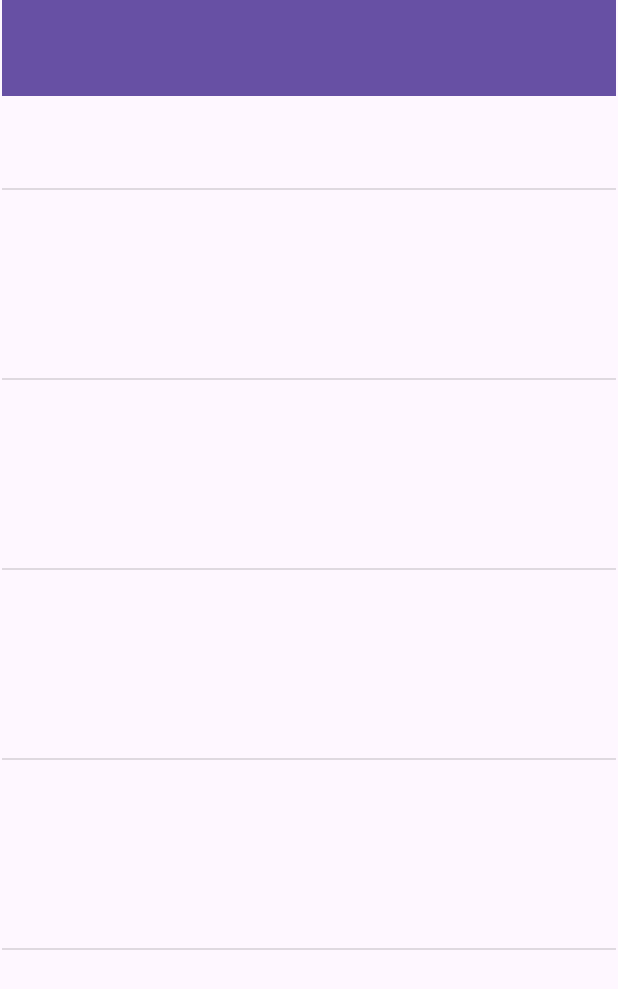
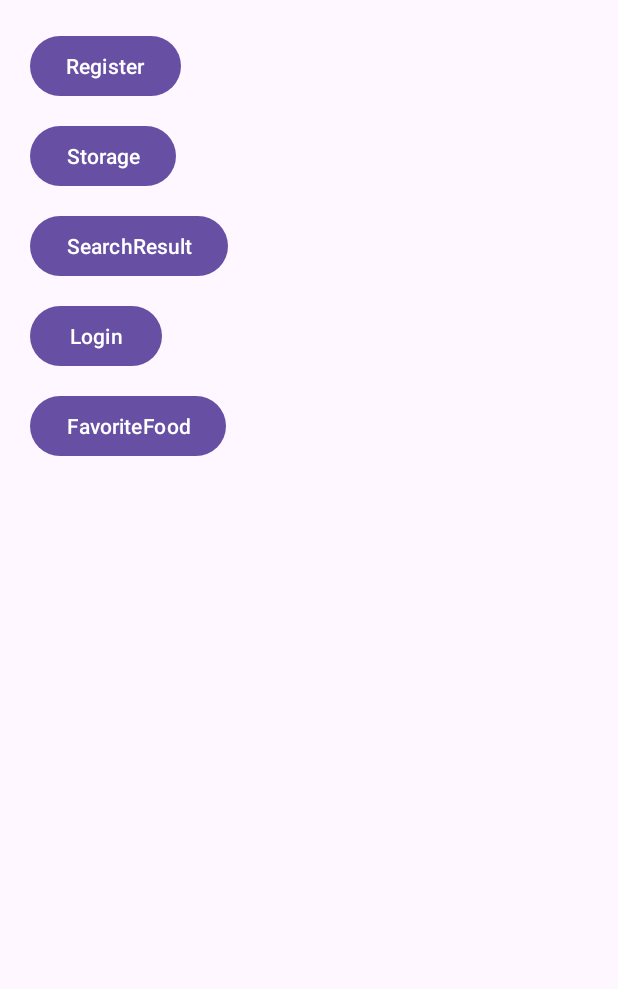
Before and after one commit to zeyd01/yemekAI, an Android app: the screen it shows after launch (MainActivity), on a phone screen of 412 x 824 dp. Shown: the top 989 px of the screen. Run offline under Robolectric (Android 15) with nearby library versions, the phone set to English and light mode, and no system bars.

```diff
--- a/app/build.gradle.kts
+++ b/app/build.gradle.kts
@@ -61,6 +61,8 @@ dependencies {
     implementation("androidx.compose.ui:ui-graphics")
     implementation("androidx.compose.ui:ui-tooling-preview")
     implementation("androidx.compose.material3:material3")
+    implementation("androidx.legacy:legacy-support-v4:1.0.0")
+    implementation("androidx.coordinatorlayout:coordinatorlayout:1.2.0")
     testImplementation("junit:junit:4.13.2")
     androidTestImplementation("androidx.test.ext:junit:1.1.5")
     androidTestImplementation("androidx.test.espresso:espresso-core:3.5.1")
--- a/app/src/main/java/com/example/yemekai/MainActivity.java
+++ b/app/src/main/java/com/example/yemekai/MainActivity.java
@@ -2,13 +2,42 @@ package com.example.yemekai;
 
 import androidx.appcompat.app.AppCompatActivity;
 
+import android.content.Intent;
 import android.os.Bundle;
+import android.view.View;
+import android.widget.Button;
 
 public class MainActivity extends AppCompatActivity {
-
+    Button register,storage,searchResult,login,favoriteFood;
     @Override
     protected void onCreate(Bundle savedInstanceState) {
         super.onCreate(savedInstanceState);
         setContentView(R.layout.activity_main);
+        register=findViewById(R.id.button2);
+        register.setOnClickListener((View v) -> {
+            Intent intent = new Intent(MainActivity.this, register.class);
+            startActivity(intent);
+        });
+        storage=findViewById(R.id.button3);
+        storage.setOnClickListener((View v) -> {
+            Intent intent = new Intent(MainActivity.this, storage.class);
+            startActivity(intent);
+        });
+        searchResult=findViewById(R.id.button4);
+        searchResult.setOnClickListener((View v) -> {
+            Intent intent = new Intent(MainActivity.this, searchResult.class);
+            startActivity(intent);
+        });
+        login=findViewById(R.id.button5);
+        login.setOnClickListener((View v) -> {
+            Intent intent = new Intent(MainActivity.this, login.class);
+            startActivity(intent);
+        });
+        favoriteFood=findViewById(R.id.button6);
+        favoriteFood.setOnClickListener((View v) -> {
+            Intent intent = new Intent(MainActivity.this, favFood.class);
+            startActivity(intent);
+        });
     }
+
 }
--- a/app/src/main/res/layout/activity_main.xml
+++ b/app/src/main/res/layout/activity_main.xml
@@ -1,79 +1,49 @@
 <?xml version="1.0" encoding="utf-8"?>
-<androidx.constraintlayout.widget.ConstraintLayout xmlns:android="http://schemas.android.com/apk/res/android"
+<androidx.coordinatorlayout.widget.CoordinatorLayout xmlns:android="http://schemas.android.com/apk/res/android"
     xmlns:app="http://schemas.android.com/apk/res-auto"
     xmlns:tools="http://schemas.android.com/tools"
     android:layout_width="match_parent"
     android:layout_height="match_parent"
     tools:context=".MainActivity">
 
-    <View
-        android:id="@+id/divider1"
-        android:layout_width="409dp"
-        android:layout_height="1dp"
-        android:layout_marginTop="125dp"
-        android:background="?android:attr/listDivider"
-        app:layout_constraintEnd_toEndOf="parent"
-        app:layout_constraintStart_toStartOf="parent"
-        app:layout_constraintTop_toTopOf="parent" />
+    <Button
+        android:id="@+id/button2"
+        android:layout_width="wrap_content"
+        android:layout_height="wrap_content"
+        android:text="Register"
+        android:layout_marginStart="20dp"
+        android:layout_marginTop="20dp"
+        />
 
-    <View
-        android:id="@+id/divider2"
-        android:layout_width="409dp"
-        android:layout_height="1dp"
-        android:layout_marginStart="1dp"
-        android:layout_marginTop="125dp"
-        android:layout_marginEnd="1dp"
-        android:background="?android:attr/listDivider"
-        app:layout_constraintEnd_toEndOf="parent"
-        app:layout_constraintStart_toStartOf="parent"
-        app:layout_constraintTop_toBottomOf="@+id/divider1" />
 
-    <View
-        android:id="@+id/divider3"
-        android:layout_width="409dp"
-        android:layout_height="1dp"
-        android:layout_marginStart="1dp"
-        android:layout_marginTop="125dp"
-        android:layout_marginEnd="1dp"
-        android:background="?android:attr/listDivider"
-        app:layout_constraintEnd_toEndOf="parent"
-        app:layout_constraintStart_toStartOf="parent"
-        app:layout_constraintTop_toBottomOf="@+id/divider2" />
+    <Button
+        android:id="@+id/button3"
+        android:layout_width="wrap_content"
+        android:layout_height="wrap_content"
+        android:layout_marginStart="20dp"
+        android:layout_marginTop="80dp"
+        android:text="Storage" />
+    <Button
+        android:id="@+id/button4"
+        android:layout_width="wrap_content"
+        android:layout_height="wrap_content"
+        android:layout_marginStart="20dp"
+        android:layout_marginTop="140dp"
+        android:text="SearchResult" />
+    <Button
+        android:id="@+id/button5"
+        android:layout_width="wrap_content"
+        android:layout_height="wrap_content"
+        android:layout_marginStart="20dp"
+        android:layout_marginTop="200dp"
+        android:text="Login" />
 
-    <View
-        android:id="@+id/divider4"
-        android:layout_width="409dp"
-        android:layout_height="1dp"
-        android:layout_marginStart="1dp"
-        android:layout_marginTop="125dp"
-        android:layout_marginEnd="1dp"
-        android:background="?android:attr/listDivider"
-        app:layout_constraintEnd_toEndOf="parent"
-        app:layout_constraintStart_toStartOf="parent"
-        app:layout_constraintTop_toBottomOf="@+id/divider3" />
+    <Button
+        android:id="@+id/button6"
+        android:layout_width="wrap_content"
+        android:layout_height="wrap_content"
+        android:layout_marginStart="20dp"
+        android:layout_marginTop="260dp"
+        android:text="FavoriteFood" />
 
-    <View
-        android:id="@+id/divider5"
-        android:layout_width="409dp"
-        android:layout_height="1dp"
-        android:layout_marginStart="1dp"
-        android:layout_marginTop="125dp"
-        android:layout_marginEnd="1dp"
-        android:background="?android:attr/listDivider"
-        app:layout_constraintEnd_toEndOf="parent"
-        app:layout_constraintStart_toStartOf="parent"
-        app:layout_constraintTop_toBottomOf="@+id/divider4" />
-
-    <androidx.appcompat.widget.Toolbar
-        android:id="@+id/toolbar"
-        android:layout_width="409dp"
-        android:layout_height="wrap_content"
-        android:layout_marginStart="1dp"
-        android:layout_marginEnd="1dp"
-        android:background="?attr/colorPrimary"
-        android:minHeight="?attr/actionBarSize"
-        android:theme="?attr/actionBarTheme"
-        app:layout_constraintEnd_toEndOf="parent"
-        app:layout_constraintStart_toStartOf="parent"
-        app:layout_constraintTop_toTopOf="parent" />
-</androidx.constraintlayout.widget.ConstraintLayout>
+</androidx.coordinatorlayout.widget.CoordinatorLayout>
```
Also changed, not shown: app/src/main/java/com/example/yemekai/register.java (+55 -0 lines), app/src/main/res/layout/register.xml (+68 -0 lines).
